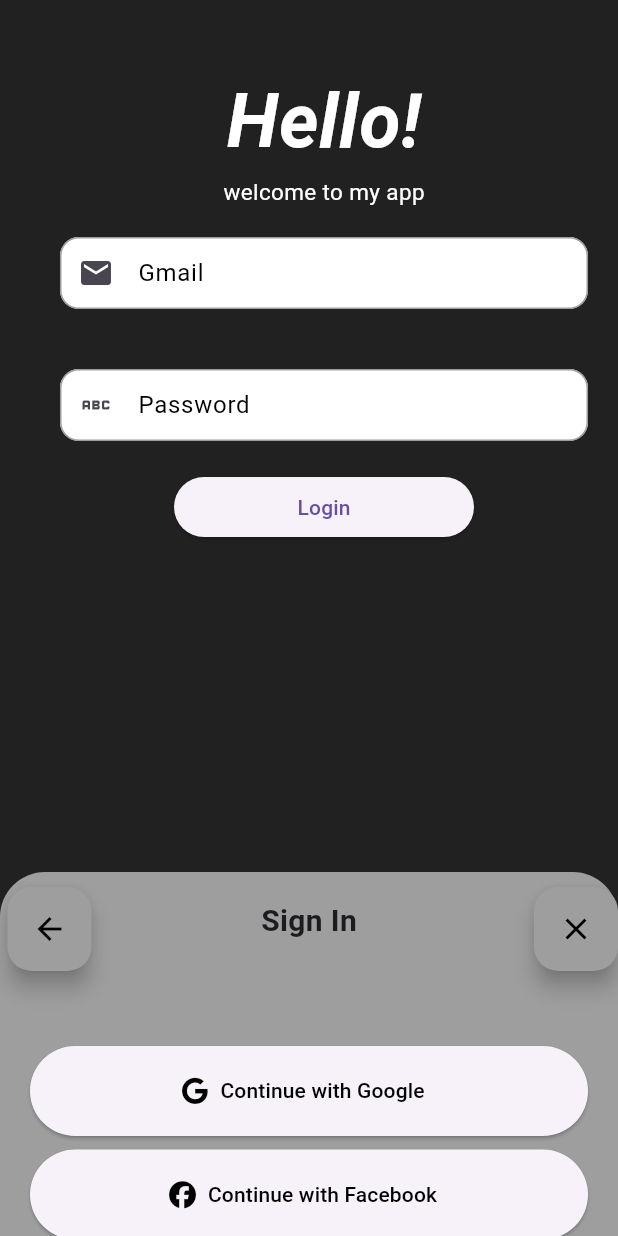
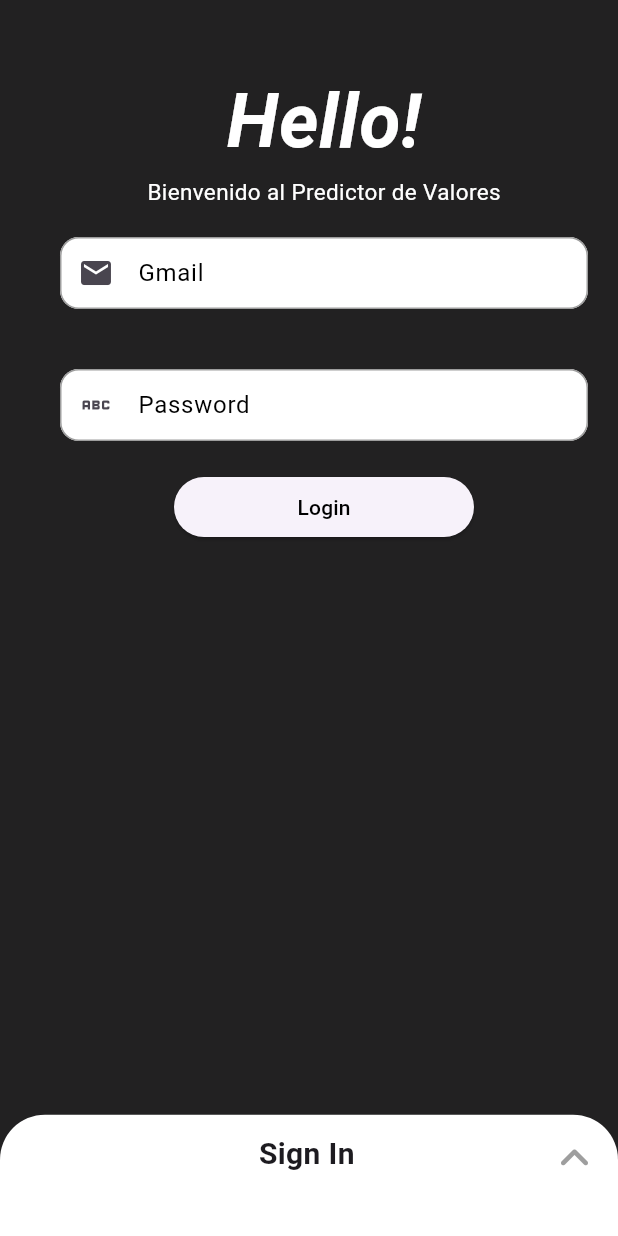
Before and after one commit to Xander44-4/frontend-predictor-tendencia, a Flutter app: the screen it shows after launch, on a phone screen of 412 x 824 dp. Run offline on Flutter 3.47's test engine with Material 3 defaults, Android fonts, the phone set to English and light mode, and no system bars; our stand-ins replace curved_navigation_bar, font_awesome_flutter, quickalert, shared_preferences.

Commit message:
project finished

```diff
--- a/lib/app/ui/screens/home_screens/mainpage_screen.dart
+++ b/lib/app/ui/screens/home_screens/mainpage_screen.dart
@@ -32,6 +32,7 @@ class _MainScreenState extends State<MainScreen> {
   @override
   Widget build(BuildContext context) {
     return  Scaffold(
+      backgroundColor: Colors.white,
       body: Column(
         children: [
           const SizedBox(height: 18),
--- a/lib/app/ui/screens/login_screen.dart
+++ b/lib/app/ui/screens/login_screen.dart
@@ -77,7 +77,7 @@ class _LoginBodyState extends State<_LoginBody> {
                         style: TextStyle(fontSize: 50, color: Colors.white,
                             fontStyle:FontStyle.italic, fontWeight: FontWeight.bold),
                       ),
-                        const Text('welcome to my app', style: TextStyle(color: Colors.white, fontSize: 15)),
+                        const Text('Bienvenido al Predictor de Valores', style: TextStyle(color: Colors.white, fontSize: 15)),
                        Form(
                            key: _formKey,
                          child: Column(
@@ -86,7 +86,7 @@ class _LoginBodyState extends State<_LoginBody> {
                              controller: _emailController,
                              validator: (v){
                                if(v == null || v.isEmpty){
-                                 return 'ingrese un valor';
+                                 return 'ingrese su correo';
                                }
                                if( v.contains('[')){
                                  return "no puede contener charateres especiales '['";
@@ -99,7 +99,7 @@ class _LoginBodyState extends State<_LoginBody> {
                              controller: _passwordController,
                              validator: (v){
                                if(v == null || v.isEmpty){
-                                 return 'ingrese un valor';
+                                 return 'ingrese su contraseña';
                                }
                                if( v.contains('[')){
                                  return "no puede contener charateres especiales '['";
@@ -140,7 +140,12 @@ class _LoginBodyState extends State<_LoginBody> {
                                  _formKey.currentState!.reset();
                                }
                               //
-                             }, child: const Text('Login')),
+                             }, style: ButtonStyle(
+                               foregroundColor: WidgetStateProperty.all(Colors.black),
+
+                             ),
+                                 child: const Text('Login')),
+
                            )
 
                          ],
@@ -152,14 +157,14 @@ class _LoginBodyState extends State<_LoginBody> {
 
                 ),
                 DraggableScrollableSheet(
-                    initialChildSize: 0.3,
-                    minChildSize: 0.2,
+                    initialChildSize: 0.1,
+                    minChildSize: 0.1,
                     maxChildSize: 0.4,
                     builder: (context,controller){
 
                   return  Container(
 
-                    decoration: const BoxDecoration(color: Colors.grey,
+                    decoration: const BoxDecoration(color: Colors.white,
                       borderRadius: BorderRadius.only(
                         topRight: Radius.circular(30),
                         topLeft: Radius.circular(30),
@@ -174,23 +179,17 @@ class _LoginBodyState extends State<_LoginBody> {
                             Row(
                             mainAxisAlignment: MainAxisAlignment.spaceBetween,
                               children: [
+                                const Spacer(),
+                                const SizedBox(width: 50,),
+                                const Text('Sign In', style: TextStyle(fontSize: 20, fontWeight: FontWeight.bold),),
+                                const Spacer(),
+                                Container(
 
-                                Container(
-                                    margin: const EdgeInsets.only(left: 5, top: 10),
-                                    child: FloatingActionButton(
-                                        heroTag: null,
-                                        onPressed: (){}, foregroundColor: Colors.black,
-                                        backgroundColor: Colors.grey,child:
-                                        const Icon(Icons.arrow_back))
-                                ),
-                                const Text('Sign In', style: TextStyle(fontSize: 20, fontWeight: FontWeight.bold),),
-                                Container(
-                                    margin: const EdgeInsets.only(left: 5, top: 10),
-                                    child: FloatingActionButton(
-                                        heroTag: null,
-                                        onPressed: (){}, foregroundColor: Colors.black,
-                                        backgroundColor: Colors.grey,child:
-                                        const Icon(Icons.close))
+                                    padding: const EdgeInsets.only(top: 5, right: 5),
+                                    child: IconButton(
+                                        onPressed: (){},
+                                        color: Colors.grey,
+                                        icon: const Icon(FontAwesomeIcons.angleUp))
                                 )
                               ],
 
@@ -200,14 +199,21 @@ class _LoginBodyState extends State<_LoginBody> {
                               margin: const EdgeInsets.only(top: 20,left: 20,right:20, bottom:9 ),
                                 child: const ElevatedBtnX(widthContainer: EdgeInsets.only(),
                                     iconBtn: FontAwesomeIcons.google,
-                                    textBtn: 'Continue with Google')
+                                    textBtn: 'Continue with Google',
+                                  backgroundColor: WidgetStatePropertyAll(Colors.white70),
+
+                                ),
+
                             ),
                             Container(
                                 margin: const EdgeInsets.only(bottom: 20,left: 20,right:20 ),
                                 child: const ElevatedBtnX(widthContainer: EdgeInsets.only(),
                                     iconBtn: FontAwesomeIcons.facebook,
-                                    textBtn: 'Continue with Facebook')
-                            )
+                                    textBtn: 'Continue with Facebook',
+                                    backgroundColor: WidgetStatePropertyAll(Colors.blue),
+                                )
+                            ),
+                            const Center(child: Text('© 2025 Xander'),)
                           ],
                         ),
                       )
--- a/lib/app/ui/widgets/custom_elevatedbtn.dart
+++ b/lib/app/ui/widgets/custom_elevatedbtn.dart
@@ -4,12 +4,13 @@ class ElevatedBtnX extends StatefulWidget {
   final EdgeInsetsGeometry widthContainer;
   final IconData iconBtn;
   final String textBtn;
-
+  final WidgetStateProperty<Color?> backgroundColor;
   const ElevatedBtnX(
       {super.key,
         required this.widthContainer,
         required this.iconBtn,
-        required this.textBtn});
+        required this.textBtn,
+      required this.backgroundColor });
 
   @override
   State<ElevatedBtnX> createState() => _ElevatedBtnXState();
@@ -22,14 +23,16 @@ class _ElevatedBtnXState extends State<ElevatedBtnX> {
         margin: widget.widthContainer,
         width: double.infinity,
         height: 60,
+
         child: ElevatedButton.icon(
           onPressed: () {},
           label: Text(
             widget.textBtn,
           ),
           icon: Icon(widget.iconBtn),
-          style: const ButtonStyle(
-              foregroundColor: WidgetStatePropertyAll(Colors.black)),
+          style: ButtonStyle(
+            backgroundColor:  widget.backgroundColor,
+              foregroundColor: const WidgetStatePropertyAll(Colors.black)),
         ));
   }
 }
```
Also changed, not shown: lib/app/ui/screens/home_screens/modes_screen.dart (+4 -3 lines).
